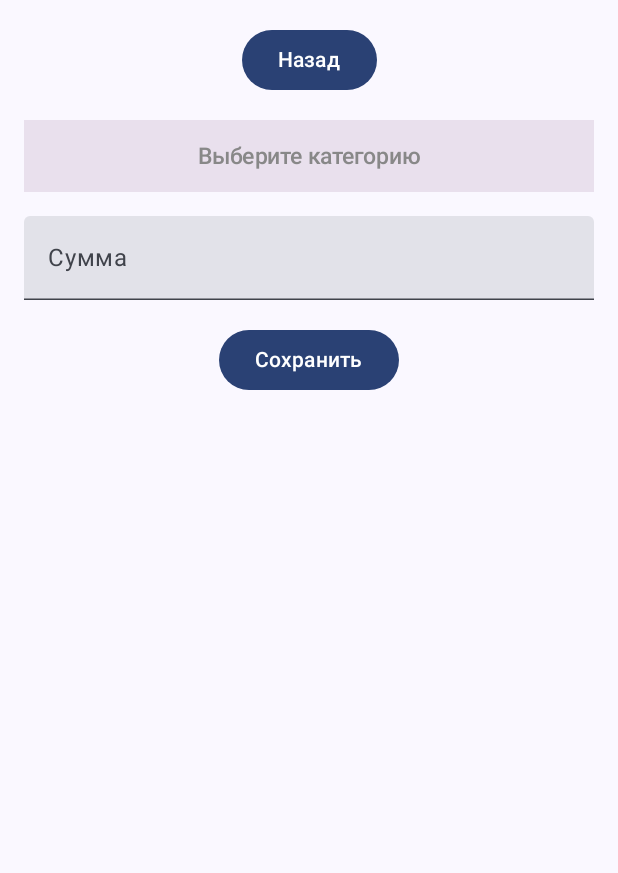
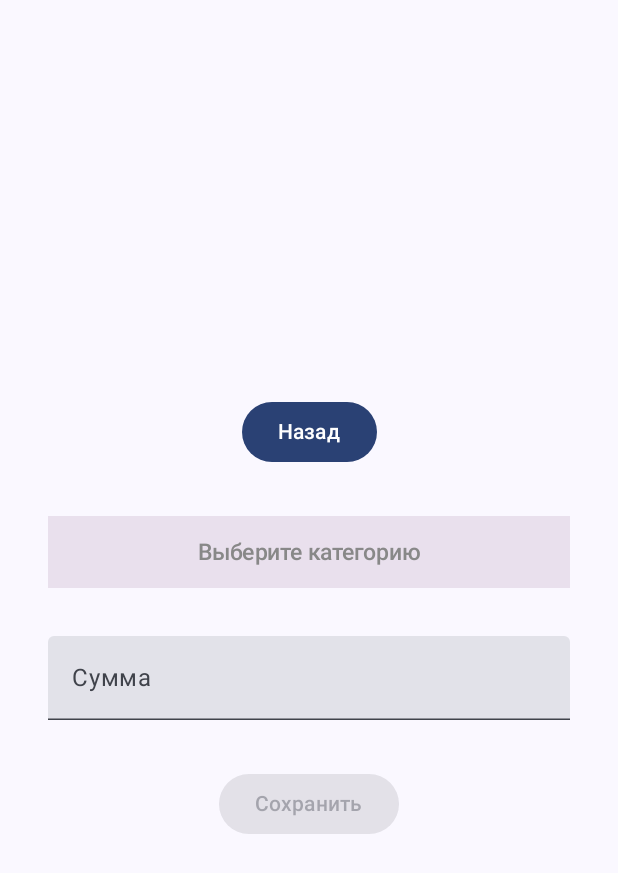
Before and after one commit to Ameag/KotlinApp, an Android app built with Jetpack Compose: the screen it shows after launch (MainActivity), after a tap on "Добавить расходы", on a phone screen of 412 x 824 dp. Shown: the top 873 px of the screen. Run offline under Robolectric (Android 15) with nearby library versions, the phone set to English and light mode, and no system bars; libraries missing offline, so code that uses them is left out: com.jakewharton.retrofit2; network calls fail; 1 statement that could not run was skipped; 1 other tap on this screen came first.

Commit message:
Финальные доработки

```diff
--- a/app/src/main/java/com/example/rashod/view/screen/AddConsumption.kt
+++ b/app/src/main/java/com/example/rashod/view/screen/AddConsumption.kt
@@ -10,6 +10,7 @@ import androidx.compose.foundation.layout.fillMaxWidth
 import androidx.compose.foundation.layout.padding
 import androidx.compose.material.icons.Icons
 import androidx.compose.material.icons.filled.ArrowDropDown
+import androidx.compose.material.icons.filled.Delete
 import androidx.compose.material3.Button
 import androidx.compose.material3.DropdownMenu
 import androidx.compose.material3.DropdownMenuItem
@@ -44,11 +45,12 @@ fun AddConsumption(viewModelConsumption: ConsumptionViewModel, viewModelCategory
     var amountInput by remember { mutableStateOf("") }
     Column(
         modifier = modifier.padding(16.dp),
-        verticalArrangement = Arrangement.spacedBy(16.dp),
+        verticalArrangement = Arrangement.Center,
         horizontalAlignment = Alignment.CenterHorizontally
     ) {
         Button(
             onClick = { navController.navigate("listConsumption") },
+            Modifier.padding(16.dp)
         ) {
             Text(text = "Назад")
         }
@@ -58,7 +60,7 @@ fun AddConsumption(viewModelConsumption: ConsumptionViewModel, viewModelCategory
         ) {
             TextButton(
                 onClick = { expanded = true },
-                modifier = Modifier
+                modifier = Modifier.padding(16.dp)
                     .background(
                         Color(
                             red = 233,
@@ -78,13 +80,25 @@ fun AddConsumption(viewModelConsumption: ConsumptionViewModel, viewModelCategory
             DropdownMenu(
                 expanded = expanded,
                 onDismissRequest = { expanded = false },
-                modifier = Modifier.fillMaxWidth()
+                modifier = Modifier.fillMaxWidth().padding(16.dp)
+
             ) {
                 categories.forEach { category ->
                     DropdownMenuItem(text = {
                         Row(verticalAlignment = Alignment.CenterVertically)
                         {
                             Text(category.category)
+                            Text(category.category)
+                            IconButton(
+                                onClick = { viewModelCategory.removeCategory(category) },
+                                modifier = Modifier.padding(8.dp)
+                            ) {
+                                Icon(
+                                    imageVector = Icons.Default.Delete,
+                                    contentDescription = "Delete",
+                                    tint = Color.Black
+                                )
+                            }
                         }
                     }, onClick = {
                         selectCategory = category.category
@@ -100,14 +114,20 @@ fun AddConsumption(viewModelConsumption: ConsumptionViewModel, viewModelCategory
                 amountInput = newValue.filter { it.isDigit() || it == '.' }
             },
             label = { Text("Сумма") },
-            modifier = Modifier.fillMaxWidth()
+            modifier = Modifier.fillMaxWidth().padding(16.dp)
         )
-        Button(onClick = {
-            selectCategory2?.let {
-                viewModelConsumption.addСonsumption(amountInput.toInt(), it)
-                navController.navigate("listConsumption")
-            }
-        }) {
+        Button(
+            onClick = {
+                if (selectCategory.isNotBlank() && amountInput.isNotBlank()) {
+                    selectCategory2?.let {
+                        viewModelConsumption.addСonsumption(amountInput.toInt(), it)
+                        navController.navigate("listConsumption")
+                    }
+                }
+            },
+            Modifier.padding(16.dp),
+            enabled = selectCategory.isNotBlank() && amountInput.isNotBlank()
+        ) {
             Text(text = "Сохранить")
         }
     }
--- a/app/src/main/java/com/example/rashod/view/screen/ListConsumption.kt
+++ b/app/src/main/java/com/example/rashod/view/screen/ListConsumption.kt
@@ -58,18 +58,39 @@ fun ListConsumption(viewModelConsumption: ConsumptionViewModel, viewModelCategor
         verticalArrangement = Arrangement.Top,
         horizontalAlignment = Alignment.Start
     ) {
+        Row(
+            modifier = Modifier.fillMaxWidth()
+        ) {
             Button(
                 onClick = { navController.navigate("addCategory") },
-            modifier = Modifier.padding(16.dp)
+                modifier = Modifier
+                    .padding(16.dp)
+                    .weight(1f)
             ) {
                 Text(text = "Добавить категорию")
             }
+
             Button(
                 onClick = { navController.navigate("addСonsumption") },
-            modifier = Modifier.padding(16.dp)
+                modifier = Modifier
+                    .padding(16.dp)
+                    .weight(1f)
             ) {
                 Text(text = "Добавить расходы")
             }
+        }
+        Button(
+            onClick = { viewModelConsumption.selectedCategory = null
+                navController.navigate("listConsumption")},
+            modifier = Modifier.padding(16.dp)
+        ) {
+            Text(text = "Сбросить выбор категории")
+        }
+
+        Text(
+            text = "Всего потраченно: " + viewModelConsumption.getSum().toString(),
+            fontSize = 20.sp
+        )
         Box(
             modifier = Modifier
                 .padding(top = 20.dp)
@@ -103,6 +124,17 @@ fun ListConsumption(viewModelConsumption: ConsumptionViewModel, viewModelCategor
                     Row(verticalAlignment = Alignment.CenterVertically)
                     {
                         Text(categoryes.category)
+                        IconButton(
+                            onClick = { viewModelCategory.removeCategory(categoryes) },
+                            modifier = Modifier.padding(8.dp)
+                        ) {
+                            Icon(
+                                imageVector = Icons.Default.Delete,
+                                contentDescription = "Delete",
+                                tint = Color.Black
+                            )
+                        }
+
                     }
                 }, onClick = {
                     viewModelConsumption.selectedCategory = categoryes
@@ -184,13 +216,13 @@ fun ListConsumption(viewModelConsumption: ConsumptionViewModel, viewModelCategor
                     }
                 }
         }
-
+        Column ( verticalArrangement = Arrangement.Bottom,
+            horizontalAlignment = Alignment.Start){
             Surface(
-            modifier = Modifier.fillMaxSize(),
+                modifier = Modifier.fillMaxSize()
             ) {
                 DisplayJoke()
             }
-
-
         }
     }
+}
--- a/app/src/main/java/com/example/rashod/viewModel/CategoryViewModel.kt
+++ b/app/src/main/java/com/example/rashod/viewModel/CategoryViewModel.kt
@@ -3,6 +3,7 @@ package com.example.rashod.viewModel
 import androidx.compose.runtime.mutableStateListOf
 import androidx.lifecycle.ViewModel
 import com.example.rashod.model.Category
+import com.example.rashod.model.Сonsumption
 
 class CategoryViewModel:ViewModel() {
     private val _category = mutableStateListOf<Category>()
@@ -13,6 +14,10 @@ class CategoryViewModel:ViewModel() {
         _category.add(Category(category))
     }
 
+    fun removeCategory(category: Category) {
+        _category.remove(category)
+    }
+
     fun getAllCategories(): List<Category> {
         return _category
     }
--- a/app/src/main/java/com/example/rashod/viewModel/ConsumptionViewModel.kt
+++ b/app/src/main/java/com/example/rashod/viewModel/ConsumptionViewModel.kt
@@ -23,6 +23,14 @@ class ConsumptionViewModel {
         return _сonsumption
     }
 
+    fun getSum(): Int {
+        var count = 0
+        _сonsumption.forEach(){categorys ->
+            count = count + categorys.sum
+        }
+        return count
+    }
+
     fun filterCategory(category: Category) {
         selectedCategory = category
     }
```
Also changed, not shown: app/src/main/java/com/example/rashod/view/screen/AddCategory.kt (+8 -5 lines). Lines whose indentation alone changed are shown as unchanged.
